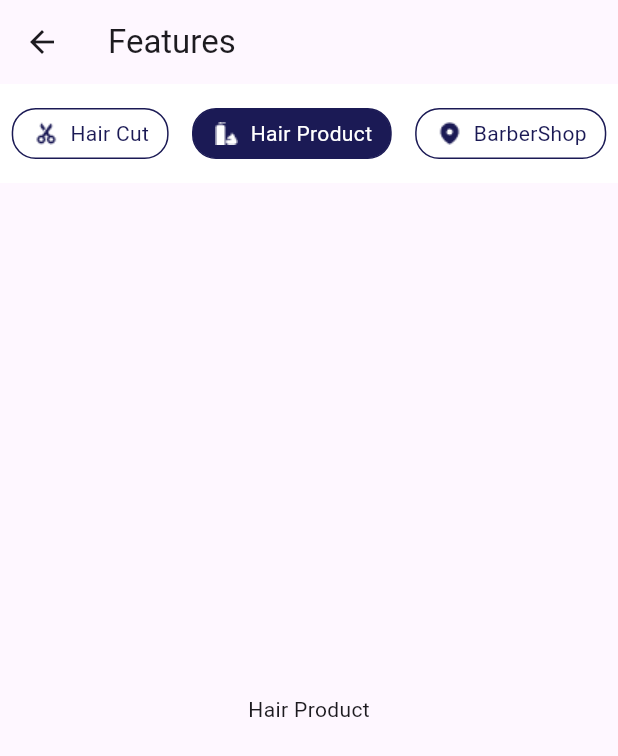
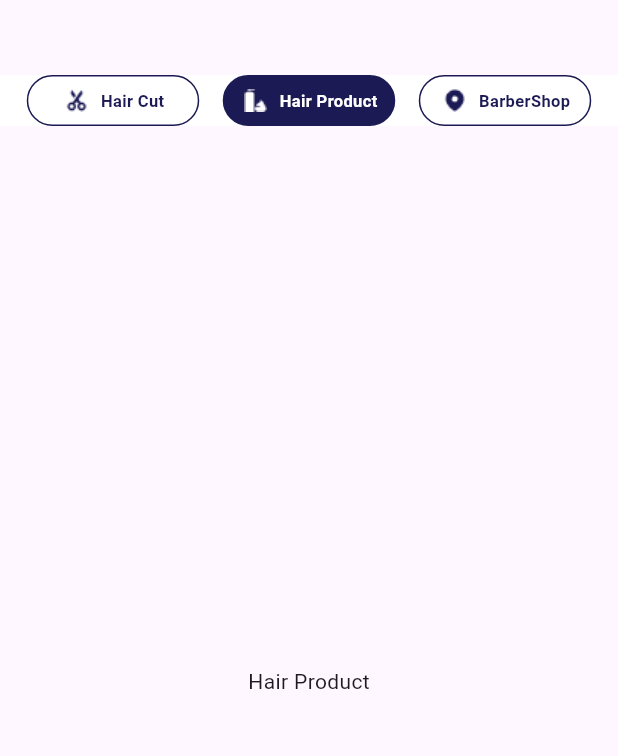
Before and after one commit to DennisParulianPanjaitan/PBL-Hairstyle, a Flutter app: the FeaturesPage screen opened directly, after a tap on "Hair Product", on a phone screen of 412 x 824 dp. Shown: the top 756 px of the screen. Run offline on Flutter 3.47's test engine with Material 3 defaults, Android fonts, the phone set to English and light mode, and no system bars; our stand-ins replace camera, image_picker.

Commit message:
Fix : change to menu button

```diff
--- a/Hairstyle/lib/screens/features_screen.dart
+++ b/Hairstyle/lib/screens/features_screen.dart
@@ -1,4 +1,6 @@
 import 'package:flutter/material.dart';
+
+import '../widgets/menu_button.dart'; // Import MenuButton
 
 class FeaturesPage extends StatefulWidget {
   @override
@@ -11,37 +13,49 @@ class _FeaturesPageState extends State<FeaturesPage> {
   @override
   Widget build(BuildContext context) {
     return Scaffold(
-      appBar: AppBar(
-        title: Text('Features'),
-      ),
       body: Column(
         children: [
+          SizedBox(height: 50.0), // Jarak dari atas layar ke menu
           Container(
             color: Colors.white,
             child: Padding(
-              padding: EdgeInsets.symmetric(
-                  vertical: 16.0), // Tambah jarak atas dan bawah
+              padding: EdgeInsets.symmetric(horizontal: 10.0),
               child: Row(
-                mainAxisAlignment: MainAxisAlignment
-                    .spaceAround, // Jarak antar item horizontal lebih lebar
+                mainAxisAlignment: MainAxisAlignment.spaceAround,
                 children: [
-                  _buildMenuItem(
-                    index: 0,
-                    activeIcon: 'assets/icons/cutp.png',
-                    inactiveIcon: 'assets/icons/cut3.png',
+                  // Ganti _buildMenuItem dengan MenuButton
+                  MenuButton(
+                    activeImagePath: 'assets/icons/cutp.png',
+                    inactiveImagePath: 'assets/icons/cut3.png',
                     label: 'Hair Cut',
+                    isSelected: _currentIndex == 0,
+                    onTap: () {
+                      setState(() {
+                        _currentIndex = 0;
+                      });
+                    },
                   ),
-                  _buildMenuItem(
-                    index: 1,
-                    activeIcon: 'assets/icons/foamp.png',
-                    inactiveIcon: 'assets/icons/foamb.png',
+                  MenuButton(
+                    activeImagePath: 'assets/icons/foamp.png',
+                    inactiveImagePath: 'assets/icons/foamb.png',
                     label: 'Hair Product',
+                    isSelected: _currentIndex == 1,
+                    onTap: () {
+                      setState(() {
+                        _currentIndex = 1;
+                      });
+                    },
                   ),
-                  _buildMenuItem(
-                    index: 2,
-                    activeIcon: 'assets/icons/Locationp.png',
-                    inactiveIcon: 'assets/icons/Locationb.png',
+                  MenuButton(
+                    activeImagePath: 'assets/icons/Locationp.png',
+                    inactiveImagePath: 'assets/icons/Locationb.png',
                     label: 'BarberShop',
+                    isSelected: _currentIndex == 2,
+                    onTap: () {
+                      setState(() {
+                        _currentIndex = 2;
+                      });
+                    },
                   ),
                 ],
               ),
@@ -51,15 +65,9 @@ class _FeaturesPageState extends State<FeaturesPage> {
             child: IndexedStack(
               index: _currentIndex,
               children: const [
-                Center(
-                  child: Text('Hair Cut'),
-                ),
-                Center(
-                  child: Text('Hair Product'),
-                ),
-                Center(
-                  child: Text('BarberShop'),
-                ),
+                Center(child: Text('Hair Cut')),
+                Center(child: Text('Hair Product')),
+                Center(child: Text('BarberShop')),
               ],
             ),
           ),
@@ -67,49 +75,4 @@ class _FeaturesPageState extends State<FeaturesPage> {
       ),
     );
   }
-
-  Widget _buildMenuItem({
-    required int index,
-    required String activeIcon, // Icon aktif
-    required String inactiveIcon, // Icon tidak aktif
-    required String label,
-  }) {
-    bool isActive = _currentIndex == index;
-
-    return GestureDetector(
-      onTap: () {
-        setState(() {
-          _currentIndex = index;
-        });
-      },
-      child: Container(
-        decoration: BoxDecoration(
-          color: isActive ? Color(0xFF1B1A55) : Colors.white,
-          border: Border.all(color: Color(0xFF1B1A55)),
-          borderRadius: BorderRadius.circular(16.0), // Radius lebih kecil
-        ),
-        padding: EdgeInsets.symmetric(
-            horizontal: 12.0, vertical: 6.0), // Kurangi padding
-        child: Row(
-          children: [
-            Image.asset(
-              isActive
-                  ? activeIcon
-                  : inactiveIcon, // Ganti icon berdasarkan status
-              width: 20.0, // Kurangi ukuran ikon
-              height: 20.0,
-            ),
-            SizedBox(width: 6.0), // Kurangi jarak antara ikon dan teks
-            Text(
-              label,
-              style: TextStyle(
-                fontSize: 14.0, // Kurangi ukuran font teks
-                color: isActive ? Colors.white : Color(0xFF1B1A55),
-              ),
-            ),
-          ],
-        ),
-      ),
-    );
-  }
 }
```
